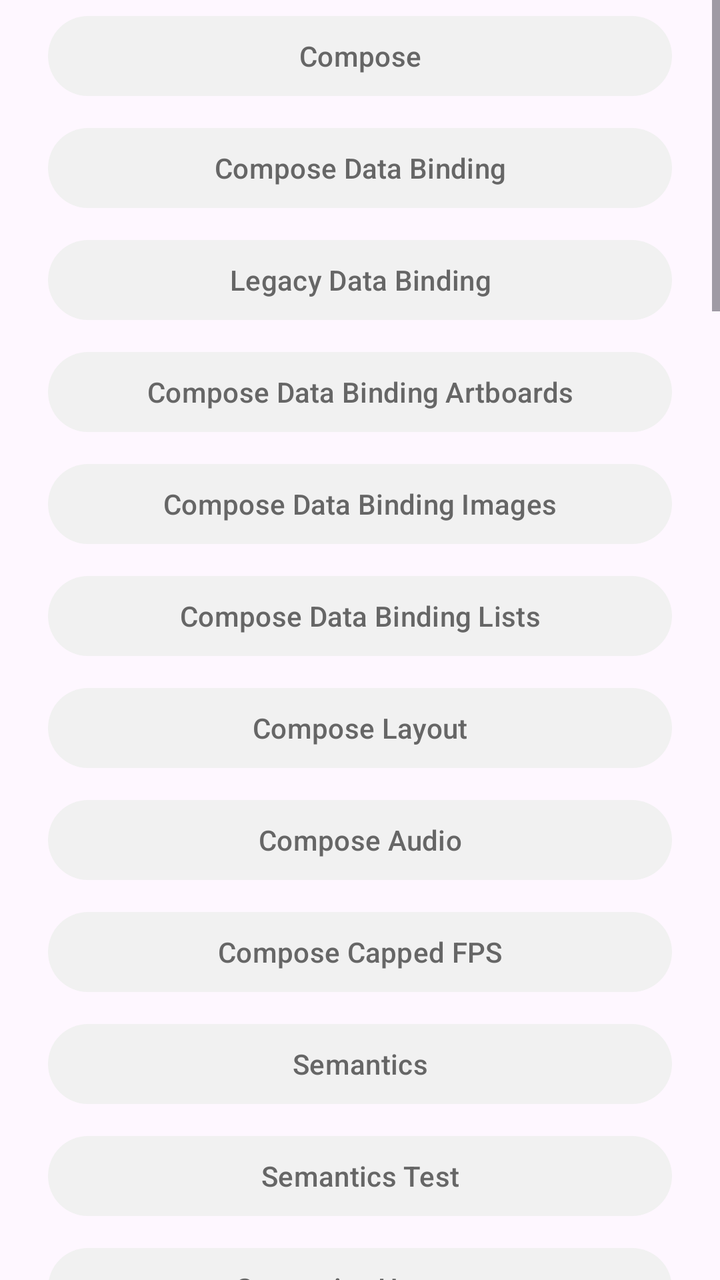
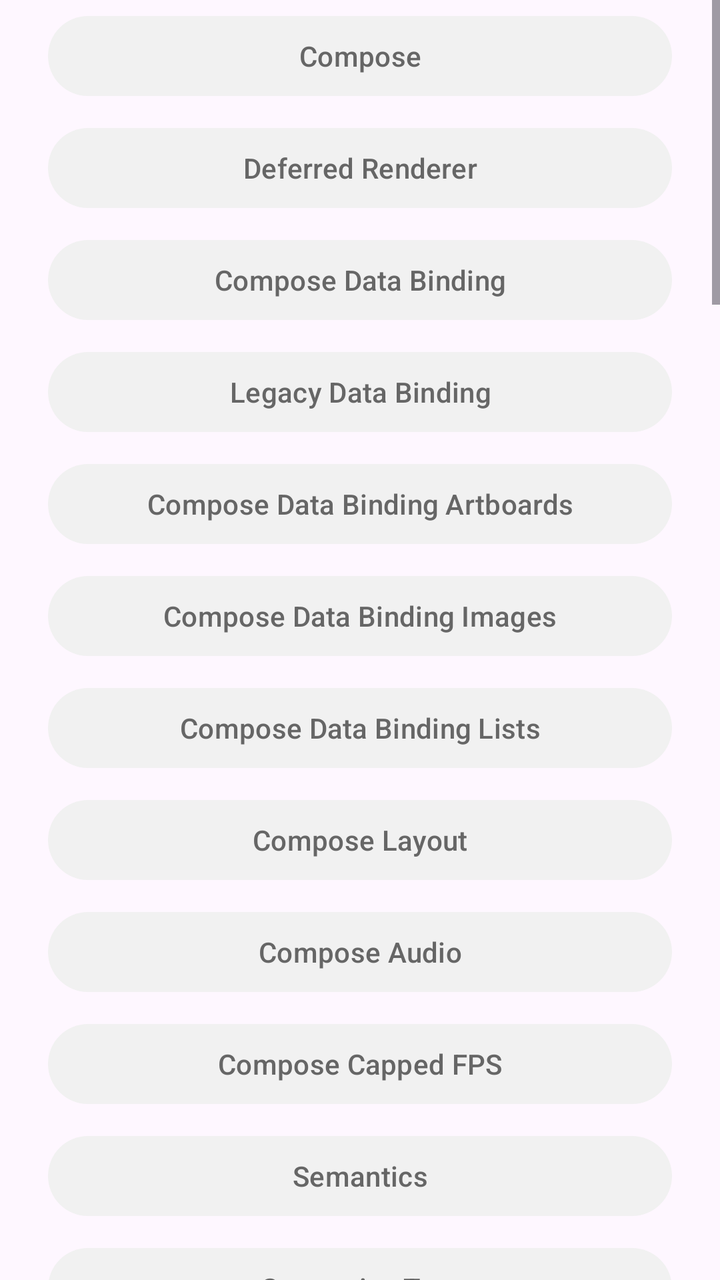

The first picture is an Android layout as it rendered before a commit; the second is the same layout after the commit. The layout source and the unified diff follow.
<!-- AndroidManifest.xml: application theme AppTheme -->
<!-- res/layout/main.xml -->
<?xml version="1.0" encoding="utf-8"?>
<androidx.constraintlayout.widget.ConstraintLayout xmlns:android="http://schemas.android.com/apk/res/android"
    xmlns:tools="http://schemas.android.com/tools"
    android:layout_width="match_parent"
    android:layout_height="match_parent"
    tools:context=".MainActivity">

    <ScrollView
        android:layout_width="match_parent"
        android:layout_height="match_parent">

        <LinearLayout
            android:id="@+id/button_container"
            android:layout_width="fill_parent"
            android:layout_height="wrap_content"
            android:layout_marginHorizontal="24dp"
            android:orientation="vertical">

            <Button
                android:id="@+id/go_compose"
                style="@style/Widget.Material3.Button"
                android:layout_width="match_parent"
                android:layout_height="wrap_content"
                android:layout_marginVertical="4dp"
                android:text="Compose"
                android:textColor="@color/textColorPrimary" />

            <Button
                android:id="@+id/go_compose_data_binding"
                style="@style/Widget.Material3.Button"
                android:layout_width="match_parent"
                android:layout_height="wrap_content"
                android:layout_marginVertical="4dp"
                android:text="Compose Data Binding"
                android:textColor="@color/textColorPrimary" />

            <Button
                android:id="@+id/go_legacy_data_binding"
                style="@style/Widget.Material3.Button"
                android:layout_width="match_parent"
                android:layout_height="wrap_content"
                android:layout_marginVertical="4dp"
                android:text="Legacy Data Binding"
                android:textColor="@color/textColorPrimary" />

            <Button
                android:id="@+id/go_compose_data_binding_artboards"
                style="@style/Widget.Material3.Button"
                android:layout_width="match_parent"
                android:layout_height="wrap_content"
                android:layout_marginVertical="4dp"
                android:text="Compose Data Binding Artboards"
                android:textColor="@color/textColorPrimary" />

            <Button
                android:id="@+id/go_compose_data_binding_images"
                style="@style/Widget.Material3.Button"
                android:layout_width="match_parent"
                android:layout_height="wrap_content"
                android:layout_marginVertical="4dp"
                android:text="Compose Data Binding Images"
                android:textColor="@color/textColorPrimary" />

            <Button
                android:id="@+id/go_compose_data_binding_lists"
                style="@style/Widget.Material3.Button"
                android:layout_width="match_parent"
                android:layout_height="wrap_content"
                android:layout_marginVertical="4dp"
                android:text="Compose Data Binding Lists"
                android:textColor="@color/textColorPrimary" />

            <Button
                android:id="@+id/go_compose_layout"
                style="@style/Widget.Material3.Button"
                android:layout_width="match_parent"
                android:layout_height="wrap_content"
                android:layout_marginVertical="4dp"
                android:text="Compose Layout"
                android:textColor="@color/textColorPrimary" />

            <Button
                android:id="@+id/go_compose_audio"
                style="@style/Widget.Material3.Button"
                android:layout_width="match_parent"
                android:layout_height="wrap_content"
                android:layout_marginVertical="4dp"
                android:text="Compose Audio"
                android:textColor="@color/textColorPrimary" />

            <Button
                android:id="@+id/go_compose_capped_fps"
                style="@style/Widget.Material3.Button"
                android:layout_width="match_parent"
                android:layout_height="wrap_content"
                android:layout_marginVertical="4dp"
                android:text="Compose Capped FPS"
                android:textColor="@color/textColorPrimary" />

            <Button
                android:id="@+id/go_semantics"
                style="@style/Widget.Material3.Button"
                android:layout_width="match_parent"
                android:layout_height="wrap_content"
                android:layout_marginVertical="4dp"
                android:text="Semantics"
                android:textColor="@color/textColorPrimary" />

            <Button
                android:id="@+id/go_semantics_test"
                style="@style/Widget.Material3.Button"
                android:layout_width="match_parent"
                android:layout_height="wrap_content"
                android:layout_marginVertical="4dp"
                android:text="Semantics Test"
                android:textColor="@color/textColorPrimary" />

            <Button
                android:id="@+id/go_semantics_harness"
                style="@style/Widget.Material3.Button"
                android:layout_width="match_parent"
                android:layout_height="wrap_content"
                android:layout_marginVertical="4dp"
                android:text="Semantics Harness"
                android:textColor="@color/textColorPrimary" />

            <Button
                android:id="@+id/go_compose_touch_pass_through"
                style="@style/Widget.Material3.Button"
                android:layout_width="match_parent"
                android:layout_height="wrap_content"
                android:layout_marginVertical="4dp"
                android:text="Compose Touch Pass Through"
                android:textColor="@color/textColorPrimary" />

            <Button
                android:id="@+id/go_compose_scrolling"
                style="@style/Widget.Material3.Button"
                android:layout_width="match_parent"
                android:layout_height="wrap_content"
                android:layout_marginVertical="4dp"
                android:text="Compose Scrolling"
                android:textColor="@color/textColorPrimary" />

            <Button
                android:id="@+id/go_simple"
                style="@style/Widget.Material3.Button"
                android:layout_width="fill_parent"
                android:layout_height="wrap_content"
                android:layout_marginVertical="4dp"
                android:text="Simple"
                android:textColor="@color/textColorPrimary" />

            <Button
                android:id="@+id/go_events"
                style="@style/Widget.Material3.Button"
                android:layout_width="fill_parent"
                android:layout_height="wrap_content"
                android:layout_marginVertical="4dp"
                android:text="Events"
                android:textColor="@color/textColorPrimary" />

            <Button
                android:id="@+id/go_interactive_samples"
                style="@style/Widget.Material3.Button"
                android:layout_width="fill_parent"
                android:layout_height="wrap_content"
                android:layout_marginVertical="4dp"
                android:text="Interactive Samples"
                android:textColor="@color/textColorPrimary" />

            <Button
                android:id="@+id/go_multiple_artboards"
                style="@style/Widget.Material3.Button"
                android:layout_width="fill_parent"
                android:layout_height="wrap_content"
                android:layout_marginVertical="4dp"
                android:text="Multiple Artboards"
                android:textColor="@color/textColorPrimary" />

            <Button
                android:id="@+id/go_android_player"
                style="@style/Widget.Material3.Button"
                android:layout_width="fill_parent"
                android:layout_height="wrap_content"
                android:layout_marginVertical="4dp"
                android:text="Android Player"
                android:textColor="@color/textColorPrimary" />

            <Button
                android:id="@+id/go_loop_mode"
                style="@style/Widget.Material3.Button"
                android:layout_width="fill_parent"
                android:layout_height="wrap_content"
                android:layout_marginVertical="4dp"
                android:text="Loop mode"
                android:textColor="@color/textColorPrimary" />

            <Button
                android:id="@+id/go_layout"
                style="@style/Widget.Material3.Button"
                android:layout_width="fill_parent"
                android:layout_height="wrap_content"
                android:layout_marginVertical="4dp"
                android:text="Layout"
                android:textColor="@color/textColorPrimary" />

            <Button
                android:id="@+id/go_fragment"
                style="@style/Widget.Material3.Button"
                android:layout_width="fill_parent"
                android:layout_height="wrap_content"
                android:layout_marginVertical="4dp"
                android:text="Fragment"
                android:textColor="@color/textColorPrimary" />

            <Button
                android:id="@+id/go_low_level"
                style="@style/Widget.Material3.Button"
                android:layout_width="fill_parent"
                android:layout_height="wrap_content"
                android:layout_marginVertical="4dp"
                android:text="Low Level Renderer"
                android:textColor="@color/textColorPrimary" />

            <Button
                android:id="@+id/go_hardware_bitmap_canvas"
                style="@style/Widget.Material3.Button"
                android:layout_width="fill_parent"
                android:layout_height="wrap_content"
                android:layout_marginVertical="4dp"
                android:text="Hardware Bitmap Canvas"
                android:textColor="@color/textColorPrimary" />

            <Button
                android:id="@+id/go_http"
                style="@style/Widget.Material3.Button"
                android:layout_width="fill_parent"
                android:layout_height="wrap_content"
                android:layout_marginVertical="4dp"
                android:text="HTTP"
                android:textColor="@color/textColorPrimary" />

            <Button
                android:id="@+id/go_simple_state_machine"
                style="@style/Widget.Material3.Button"
                android:layout_width="fill_parent"
                android:layout_height="wrap_content"
                android:layout_marginVertical="4dp"
                android:text="State Machine"
                android:textColor="@color/textColorPrimary" />

            <Button
                android:id="@+id/go_nested_input"
                style="@style/Widget.Material3.Button"
                android:layout_width="fill_parent"
                android:layout_height="wrap_content"
                android:layout_marginVertical="4dp"
                android:text="Nested Inputs"
                android:textColor="@color/textColorPrimary" />

            <Button
                android:id="@+id/go_nested_text_run"
                style="@style/Widget.Material3.Button"
                android:layout_width="fill_parent"
                android:layout_height="wrap_content"
                android:layout_marginVertical="4dp"
                android:text="Nested Text Runs"
                android:textColor="@color/textColorPrimary" />

            <Button
                android:id="@+id/go_button"
                style="@style/Widget.Material3.Button"
                android:layout_width="fill_parent"
                android:layout_height="wrap_content"
                android:layout_marginVertical="4dp"
                android:text="Button Presses"
                android:textColor="@color/textColorPrimary" />

            <Button
                android:id="@+id/go_blend"
                style="@style/Widget.Material3.Button"
                android:layout_width="fill_parent"
                android:layout_height="wrap_content"
                android:layout_marginVertical="4dp"
                android:text="Blend Modes"
                android:textColor="@color/textColorPrimary" />

            <Button
                android:id="@+id/go_metrics"
                style="@style/Widget.Material3.Button"
                android:layout_width="fill_parent"
                android:layout_height="wrap_content"
                android:layout_marginVertical="4dp"
                android:text="Metrics"
                android:textColor="@color/textColorPrimary" />

            <Button
                android:id="@+id/go_assets"
                style="@style/Widget.Material3.Button"
                android:layout_width="fill_parent"
                android:layout_height="wrap_content"
                android:layout_marginVertical="4dp"
                android:text="Assets"
                android:textColor="@color/textColorPrimary" />

            <Button
                android:id="@+id/go_recycler"
                style="@style/Widget.Material3.Button"
                android:layout_width="match_parent"
                android:layout_height="wrap_content"
                android:layout_marginVertical="4dp"
                android:text="Recycler"
                android:textColor="@color/textColorPrimary" />

            <Button
                android:id="@+id/go_viewpager"
                style="@style/Widget.Material3.Button"
                android:layout_width="fill_parent"
                android:layout_height="wrap_content"
                android:layout_marginVertical="4dp"
                android:text="ViewPager"
                android:textColor="@color/textColorPrimary" />

            <Button
                android:id="@+id/go_meshes"
                style="@style/Widget.Material3.Button"
                android:layout_width="match_parent"
                android:layout_height="wrap_content"
                android:layout_marginVertical="4dp"
                android:text="Meshes"
                android:textColor="@color/textColorPrimary" />

            <Button
                android:id="@+id/go_viewstub"
                style="@style/Widget.Material3.Button"
                android:layout_width="fill_parent"
                android:layout_height="wrap_content"
                android:layout_marginVertical="4dp"
                android:text="ViewStub"
                android:textColor="@color/textColorPrimary" />

            <Button
                android:id="@+id/go_compose_legacy"
                style="@style/Widget.Material3.Button"
                android:layout_width="fill_parent"
                android:layout_height="wrap_content"
                android:layout_marginVertical="4dp"
                android:text="Compose (Legacy)"
                android:textColor="@color/textColorPrimary" />

            <Button
                android:id="@+id/go_frame"
                style="@style/Widget.Material3.Button"
                android:layout_width="fill_parent"
                android:layout_height="wrap_content"
                android:layout_marginVertical="4dp"
                android:text="Frame"
                android:textColor="@color/textColorPrimary" />

            <Button
                android:id="@+id/go_dynamic_text"
                style="@style/Widget.Material3.Button"
                android:layout_width="fill_parent"
                android:layout_height="wrap_content"
                android:layout_marginVertical="4dp"
                android:text="Dynamic Text"
                android:textColor="@color/textColorPrimary" />

            <Button
                android:id="@+id/go_assets_loader"
                style="@style/Widget.Material3.Button"
                android:layout_width="fill_parent"
                android:layout_height="wrap_content"
                android:layout_marginVertical="4dp"
                android:text="Asset Loader"
                android:textColor="@color/textColorPrimary" />

            <Button
                android:id="@+id/go_stress_test"
                style="@style/Widget.Material3.Button"
                android:layout_width="fill_parent"
                android:layout_height="wrap_content"
                android:layout_marginVertical="4dp"
                android:text="Stress Test"
                android:textColor="@color/textColorPrimary" />

            <Button
                android:id="@+id/go_rive_font_load_simple"
                style="@style/Widget.Material3.Button"
                android:layout_width="fill_parent"
                android:layout_height="wrap_content"
                android:layout_marginVertical="4dp"
                android:text="Rive Font Load"
                android:textColor="@color/textColorPrimary" />

            <Button
                android:id="@+id/go_audio_simple"
                style="@style/Widget.Material3.Button"
                android:layout_width="fill_parent"
                android:layout_height="wrap_content"
                android:layout_marginVertical="4dp"
                android:text="Audio Assets"
                android:textColor="@color/textColorPrimary" />

            <Button
                android:id="@+id/go_audio_external"
                style="@style/Widget.Material3.Button"
                android:layout_width="fill_parent"
                android:layout_height="wrap_content"
                android:layout_marginVertical="4dp"
                android:text="External Audio Assets"
                android:textColor="@color/textColorPrimary" />

            <Button
                android:id="@+id/go_font_fallback"
                style="@style/Widget.Material3.Button"
                android:layout_width="fill_parent"
                android:layout_height="wrap_content"
                android:layout_marginVertical="4dp"
                android:text="Font Fallback"
                android:textColor="@color/textColorPrimary" />

            <Button
                android:id="@+id/go_touch_passthrough"
                style="@style/Widget.Material3.Button"
                android:layout_width="fill_parent"
                android:layout_height="wrap_content"
                android:layout_marginVertical="4dp"
                android:text="Touch Passthrough"
                android:textColor="@color/textColorPrimary" />

            <Button
                android:id="@+id/go_image_binding"
                style="@style/Widget.Material3.Button"
                android:layout_width="match_parent"
                android:layout_height="wrap_content"
                android:layout_marginVertical="4dp"
                android:text="Image Binding"
                android:textColor="@color/textColorPrimary" />

        </LinearLayout>

    </ScrollView>
</androidx.constraintlayout.widget.ConstraintLayout>
<!-- resources referenced by this layout -->
<resources>
  <color name="textColorPrimary">#666666</color>
  <style name="AppTheme" parent="Theme.Material3.Light">
          <item name="colorPrimary">@color/colorPrimary</item>
          <item name="colorPrimaryDark">@color/colorPrimaryDark</item>
          <item name="colorAccent">@color/colorAccent</item>
          <item name="android:textColorPrimary">@color/textColorPrimary</item>
          <item name="android:navigationBarColor">@color/colorPrimaryDark</item>
      </style>
  <color name="colorPrimary">#F1F1F1</color>
  <color name="colorPrimaryDark">#323232</color>
  <color name="colorAccent">#57A5E0</color>
</resources>

<!-- the commit's change to res/layout/main.xml (unified diff, before → after) -->
@@ -26,6 +26,15 @@
                 android:textColor="@color/textColorPrimary" />
 
             <Button
+                android:id="@+id/go_deferred_renderer"
+                style="@style/Widget.Material3.Button"
+                android:layout_width="match_parent"
+                android:layout_height="wrap_content"
+                android:layout_marginVertical="4dp"
+                android:text="Deferred Renderer"
+                android:textColor="@color/textColorPrimary" />
+
+            <Button
                 android:id="@+id/go_compose_data_binding"
                 style="@style/Widget.Material3.Button"
                 android:layout_width="match_parent"
